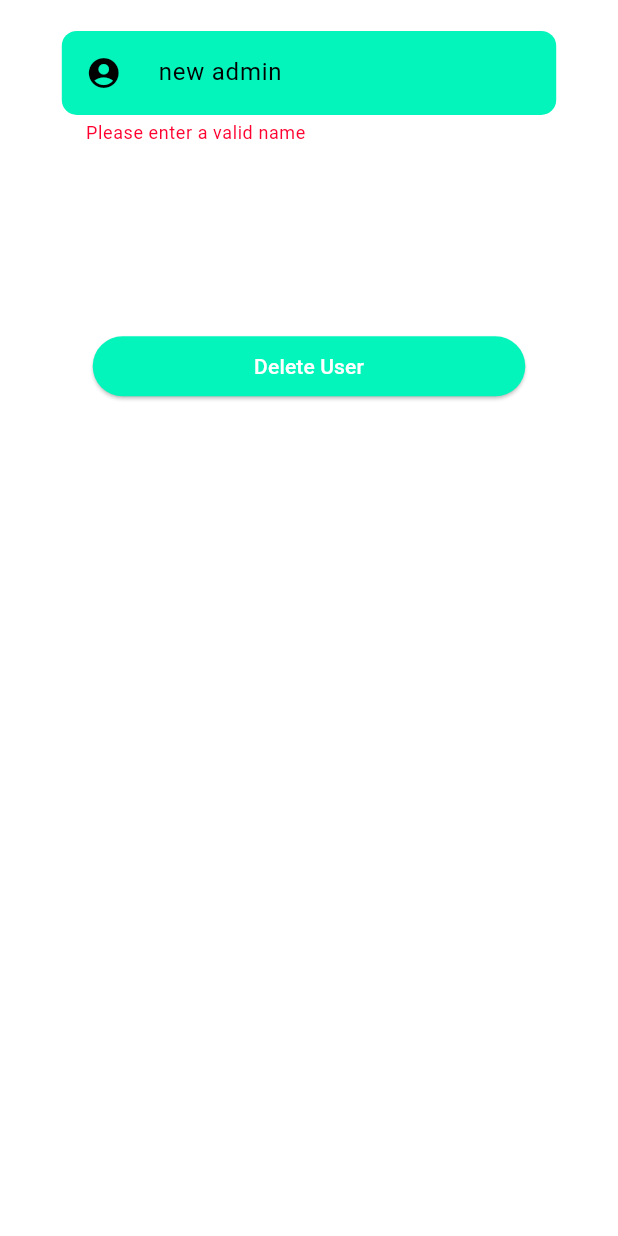
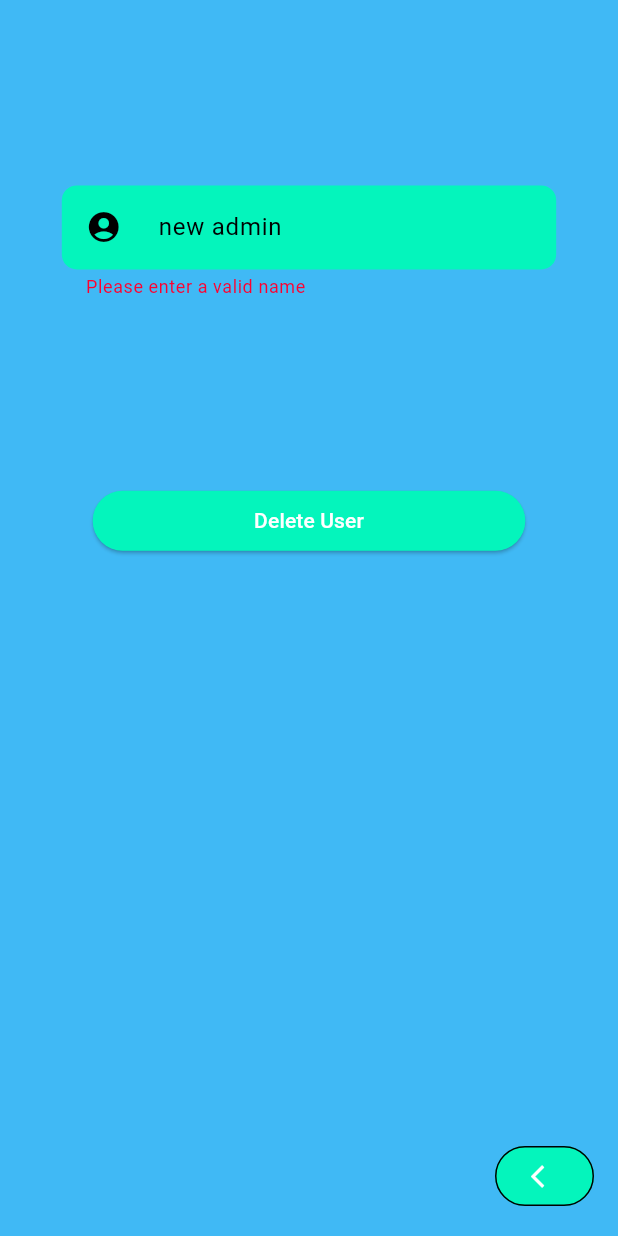
Before and after one commit to Zen0007/warehouse-Management., a Flutter app: the DeleteUserGranted screen opened directly, after a tap on "Delete User", on a phone screen of 412 x 824 dp. Run offline on Flutter 3.47's test engine with Material 3 defaults, Android fonts, the phone set to English and light mode, and no system bars; our stand-ins replace image_picker, shared_preferences; missing offline and left inert: image_picker_for_web; accounts and stored records are empty; network calls fail.

Commit message:
implement delete user has return stuff if has long

```diff
--- a/lib/configuration/delete/delete_user_granted.dart
+++ b/lib/configuration/delete/delete_user_granted.dart
@@ -1,6 +1,7 @@
 import 'package:flutter/material.dart';
 import 'package:provider/provider.dart';
 import 'package:shared_preferences/shared_preferences.dart';
+import 'package:werehouse_inventory/configuration/delete/controler_service_deleted.dart';
 import 'package:werehouse_inventory/shered_data_to_root/websocket_helper.dart';
 
 class DeleteUserGranted extends StatefulWidget {
@@ -35,6 +36,11 @@ class _AddNewAdminState extends State<DeleteUserGranted> {
       await Future.delayed(
         Duration(seconds: 5),
         () {
+          setState(
+            () {
+              isLoding = false;
+            },
+          );
           _fromKey.currentState!.reset();
         },
       );
@@ -50,7 +56,7 @@ class _AddNewAdminState extends State<DeleteUserGranted> {
 
       wsHelper.sendMessage(
         {
-          "endpoint": "register",
+          "endpoint": "deleteUserGratend",
           "data": {
             "name": name,
           },
@@ -58,18 +64,41 @@ class _AddNewAdminState extends State<DeleteUserGranted> {
       );
 
       await for (var data in wsHelper.streamController.stream) {
-        if (data['endpoint'] == "RIGISTER") {
+        if (data['endpoint'] == "FREEDATAGRATEND") {
           if (data.containsKey("warning")) {
             final warning = data['warning'];
+
             if (!context.mounted) return;
-            alertDialog(context, warning);
+            messageFromServer(
+              warning,
+              false,
+              Theme.of(context).colorScheme.error,
+            );
 
-            debugPrint("$warning waring");
+            _fromKey.currentState!.reset();
+            setState(
+              () {
+                isLoding = false;
+              },
+            );
             return;
-          } else if (data.containsKey('message')) {
+          }
+          if (data.containsKey('message')) {
+            final message = data['message'];
+
             if (!context.mounted) return;
-            final message = data['message'];
-            message(context, message);
+            messageFromServer(
+              message,
+              true,
+              Theme.of(context).colorScheme.surface,
+            );
+
+            _fromKey.currentState!.reset();
+            setState(
+              () {
+                isLoding = false;
+              },
+            );
           }
         }
       }
@@ -78,13 +107,13 @@ class _AddNewAdminState extends State<DeleteUserGranted> {
     }
   }
 
-  Future<dynamic> message(BuildContext context, message) {
+  Future<dynamic> messageFromServer(message, bool isMessage, Color color) {
     return showDialog(
       context: context,
-      builder: (context) => AlertDialog.adaptive(
-        backgroundColor: Theme.of(context).colorScheme.surface,
+      builder: (context) => AlertDialog(
+        backgroundColor: color,
         title: Text(
-          'MESSAGE',
+          isMessage ? 'MESSAGE' : "WARNING",
           style: TextStyle(
             color: Theme.of(context).colorScheme.onSecondary,
             fontWeight: FontWeight.w500,
@@ -116,60 +145,11 @@ class _AddNewAdminState extends State<DeleteUserGranted> {
     );
   }
 
-  Future<dynamic> alertDialog(BuildContext context, warning) {
-    return showDialog(
-      context: context,
-      builder: (context) => AlertDialog.adaptive(
-        backgroundColor: Theme.of(context).colorScheme.error,
-        title: Text(
-          "WARNING",
-          style: TextStyle(
-            color: Theme.of(context).colorScheme.onError,
-            fontWeight: FontWeight.w700,
-          ),
-        ),
-        content: Text(
-          "$warning",
-          style: TextStyle(
-            color: Theme.of(context).colorScheme.onError,
-            fontWeight: FontWeight.w600,
-          ),
-        ),
-        actions: [
-          TextButton(
-            style: TextButton.styleFrom(
-              backgroundColor: Theme.of(context).colorScheme.secondary,
-            ),
-            onPressed: () {
-              Navigator.pop(context);
-              Future.delayed(
-                Duration(seconds: 1),
-                () {
-                  _fromKey.currentState!.reset();
-                  setState(
-                    () {
-                      isLoding = false;
-                    },
-                  );
-                },
-              );
-            },
-            child: Text(
-              "Yes",
-              style: TextStyle(
-                color: Theme.of(context).colorScheme.onError,
-                fontWeight: FontWeight.w700,
-              ),
-            ),
-          ),
-        ],
-      ),
-    );
-  }
-
   @override
   Widget build(BuildContext context) {
-    return LayoutBuilder(
+    return Scaffold(
+      backgroundColor: Theme.of(context).colorScheme.surface,
+      body: LayoutBuilder(
         builder: (context, constraints) {
           debugPrint("${constraints.maxWidth}");
 
@@ -179,6 +159,24 @@ class _AddNewAdminState extends State<DeleteUserGranted> {
             return desktop(context, constraints);
           }
         },
+      ),
+      floatingActionButton: OutlinedButton(
+        style: OutlinedButton.styleFrom(
+          backgroundColor: Theme.of(context).colorScheme.secondary,
+        ),
+        onPressed: () {
+          Navigator.pushReplacement(
+            context,
+            MaterialPageRoute(
+              builder: (context) => ControllerServiceDeleted(),
+            ),
+          );
+        },
+        child: Icon(
+          Icons.arrow_back_ios,
+          color: Colors.white,
+        ),
+      ),
     );
   }
 
@@ -191,7 +189,7 @@ class _AddNewAdminState extends State<DeleteUserGranted> {
             padding: EdgeInsets.only(
               right: constraints.maxWidth * 0.25,
               left: constraints.maxWidth * 0.25,
-              top: constraints.maxWidth * 0.05,
+              top: constraints.maxWidth * 0.3,
             ),
             child: Form(
               key: _fromKey,
@@ -288,7 +286,7 @@ class _AddNewAdminState extends State<DeleteUserGranted> {
           padding: EdgeInsets.only(
             right: constraints.maxWidth * 0.1,
             left: constraints.maxWidth * 0.1,
-            top: constraints.maxWidth * 0.05,
+            top: constraints.maxWidth * 0.3,
           ),
           child: Form(
             key: _fromKey,
```
Lines whose indentation alone changed are shown as unchanged.
